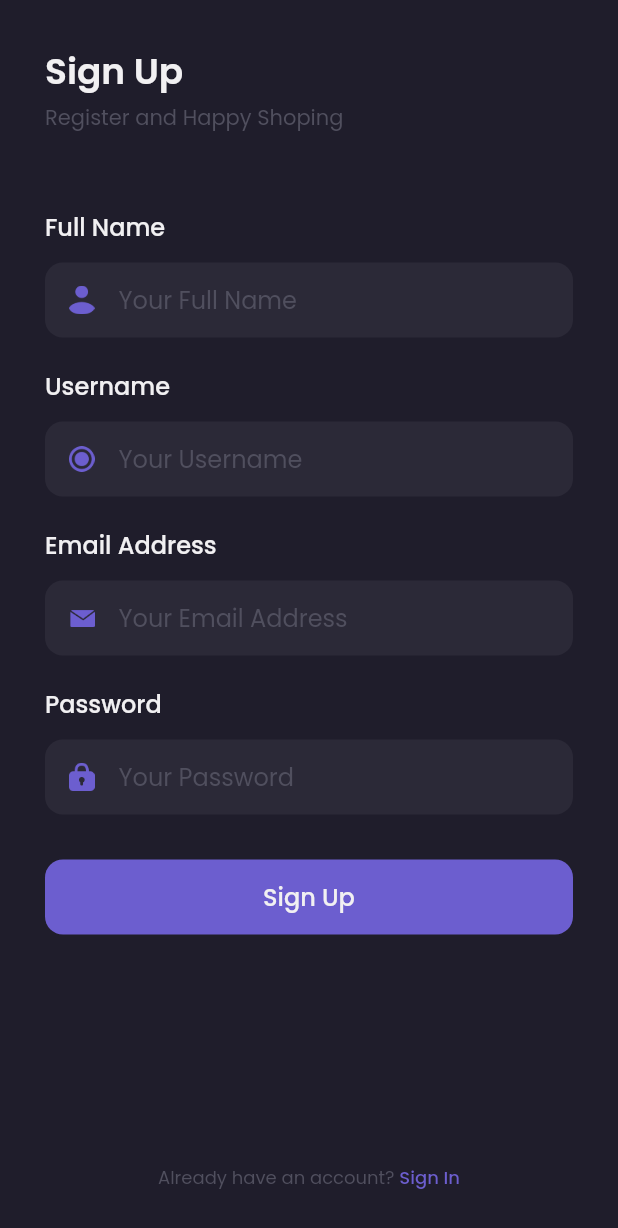
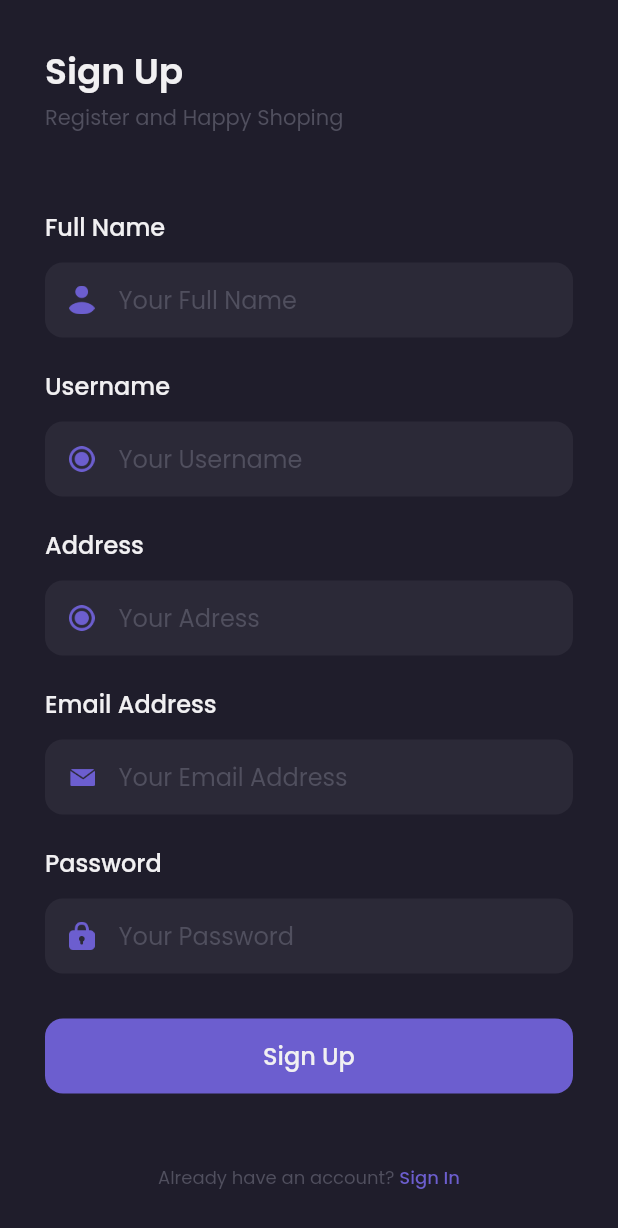
Before and after one commit to RifkiCS29/flutter_shoestore, a Flutter app: the SignUpPage screen opened by its route, on a phone screen of 412 x 824 dp. Shown: the top 1228 px of the screen. Run offline on Flutter 3.47's test engine with Material 2 defaults, Android fonts, the light colour scheme and no system bars; our stand-ins replace cloud_firestore, google_fonts; accounts and stored records are empty; network calls fail.

Commit message:
Add Address to Registration

```diff
--- a/lib/providers/auth_provider.dart
+++ b/lib/providers/auth_provider.dart
@@ -15,6 +15,7 @@ class AuthProvider with ChangeNotifier {
   Future<bool> register({
     required String name,
     required String username,
+    required String address,
     required String email,
     required String password,
   }) async {
@@ -22,6 +23,7 @@ class AuthProvider with ChangeNotifier {
       UserModel user = await AuthService().register(
         name: name,
         username: username,
+        address: address,
         email: email,
         password: password,
       );
--- a/lib/services/auth_service.dart
+++ b/lib/services/auth_service.dart
@@ -9,6 +9,7 @@ class AuthService {
   Future<UserModel> register({
     required String name,
     required String username,
+    required String address,
     required String email,
     required String password,
   }) async {
@@ -17,6 +18,7 @@ class AuthService {
     var body = jsonEncode({
       'name': name,
       'username': username,
+      'address': address,
       'email': email,
       'password': password,
     });
--- a/lib/ui/pages/sign_up_page.dart
+++ b/lib/ui/pages/sign_up_page.dart
@@ -12,6 +12,7 @@ class SignUpPage extends StatefulWidget {
 class _SignUpPageState extends State<SignUpPage> {
   TextEditingController nameController = TextEditingController(text: '');
   TextEditingController usernameController = TextEditingController(text: '');
+  TextEditingController addressController = TextEditingController(text: '');
   TextEditingController emailController = TextEditingController(text: '');
   TextEditingController passwordController = TextEditingController(text: '');
 
@@ -29,6 +30,7 @@ class _SignUpPageState extends State<SignUpPage> {
       if (await authProvider.register(
         name: nameController.text,
         username: usernameController.text,
+        address: addressController.text,
         email: emailController.text,
         password: passwordController.text,
       )) {
@@ -237,6 +239,60 @@ class _SignUpPageState extends State<SignUpPage> {
       );
     }
 
+    Widget addressInput() {
+      return Container(
+        margin: EdgeInsets.only(top: 20),
+        child: Column(
+          crossAxisAlignment: CrossAxisAlignment.start,
+          children: [
+            Text(
+              'Address',
+              style: primaryTextStyle.copyWith(
+                fontSize: 16,
+                fontWeight: medium,
+              ),
+            ),
+            SizedBox(
+              height: 12,
+            ),
+            Container(
+              height: 50,
+              padding: EdgeInsets.symmetric(
+                horizontal: 16,
+              ),
+              decoration: BoxDecoration(
+                color: backgroundColor2,
+                borderRadius: BorderRadius.circular(12),
+              ),
+              child: Center(
+                child: Row(
+                  children: [
+                    Image.asset(
+                      'assets/icon_username.png',
+                      width: 17,
+                    ),
+                    SizedBox(
+                      width: 16,
+                    ),
+                    Expanded(
+                      child: TextFormField(
+                        style: primaryTextStyle,
+                        controller: addressController,
+                        decoration: InputDecoration.collapsed(
+                          hintText: 'Your Adress',
+                          hintStyle: subtitleTextStyle,
+                        ),
+                      ),
+                    ),
+                  ],
+                ),
+              ),
+            ),
+          ],
+        ),
+      );
+    }
+
     Widget passwordInput() {
       return Container(
         margin: EdgeInsets.only(top: 20),
@@ -359,6 +415,7 @@ class _SignUpPageState extends State<SignUpPage> {
               header(),
               nameInput(),
               usernameInput(),
+              addressInput(),
               emailInput(),
               passwordInput(),
               isLoading ? LoadingButton() : signUpButton(),
```
